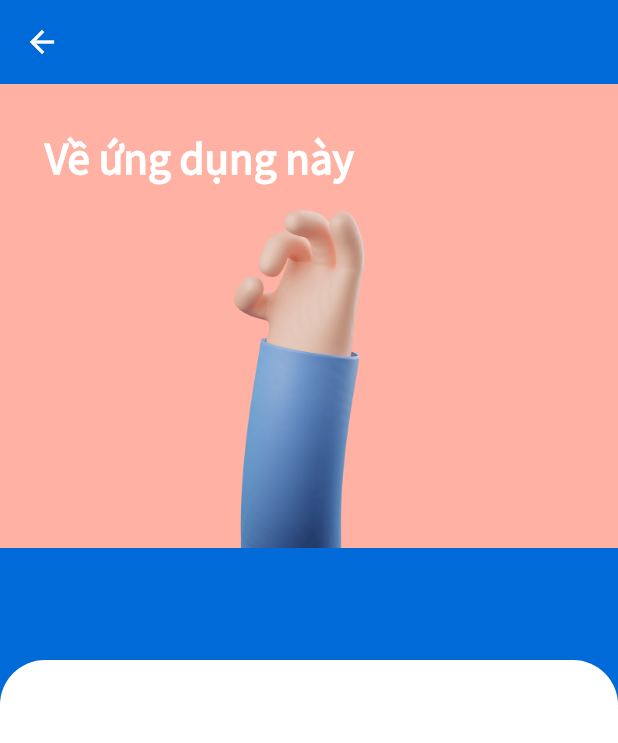
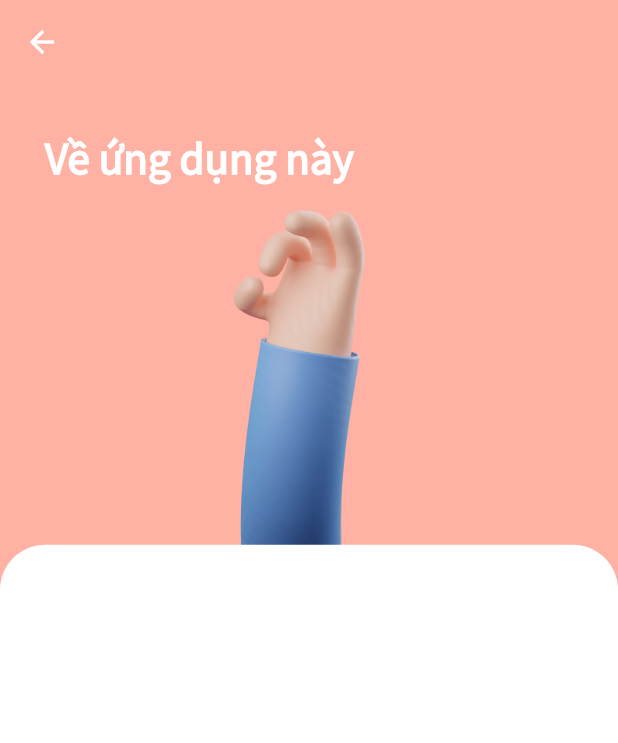
Before and after one commit to htan1901/flutter_todo, a Flutter app: the screen it shows after launch, in the side drawer, after a tap on "Về ứng dụng", on a phone screen of 412 x 824 dp. Shown: the top 743 px of the screen. Run offline on Flutter 3.47's test engine with Material 2 defaults, Android fonts, the phone set to English and light mode, and no system bars.

Commit message:
change avatar

```diff
--- a/lib/screens/about.dart
+++ b/lib/screens/about.dart
@@ -8,7 +8,7 @@ class AboutPage extends StatelessWidget {
   Widget build(BuildContext context) {
     return Scaffold(
       appBar: AppBar(
-        backgroundColor: const Color.fromRGBO(0, 106, 216, 1),
+        backgroundColor: const Color.fromRGBO(255, 177, 163, 1),
         elevation: 0,
       ),
       body: buildBody(context),
@@ -26,22 +26,22 @@ class AboutPage extends StatelessWidget {
               image: AssetImage('assets/images/about.png'),
               scale: 0.5,
               alignment: Alignment.topCenter),
-          color: Color.fromRGBO(0, 106, 216, 1)),
+          color: Color.fromRGBO(255, 177, 163, 1)),
       child: Column(children: <Widget>[
         Expanded(
-            flex: 1,
+            flex: 2,
             child: Container(
               padding: const EdgeInsets.only(top: 30, left: 30),
               alignment: Alignment.topLeft,
-              child: Text('Về ứng dụng này',
-                  style: const TextStyle(
+              child: const Text('Về ứng dụng này',
+                  style: TextStyle(
                       color: Colors.white,
                       fontSize: 30,
                       fontFamily: 'SourceSansPro',
                       fontWeight: FontWeight.bold)),
             )),
         Expanded(
-          flex: 1,
+          flex: 3,
           child: Container(
             padding: const EdgeInsets.only(
                 top: 25,
--- a/lib/widgets/drawer.dart
+++ b/lib/widgets/drawer.dart
@@ -29,8 +29,9 @@ class _CustomDrawerState extends State<CustomDrawer> {
           Container(
               padding: const EdgeInsets.only(top: 20),
               child: const CircleAvatar(
-                radius: 60,
-                backgroundImage: AssetImage('assets/images/dogo.png'),
+                backgroundColor: Colors.white,
+                radius: 30,
+                backgroundImage: AssetImage('assets/images/avt.png'),
               )),
           Container(
             alignment: Alignment.center,
```
Also changed, not shown: assets/images/avt.png (added).
